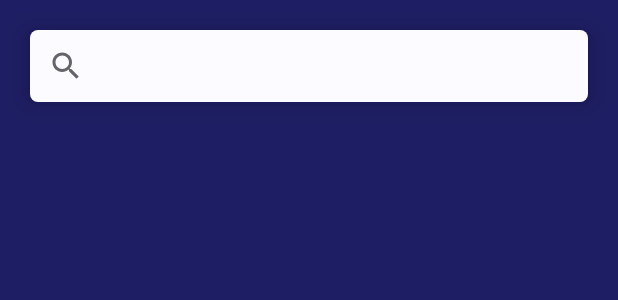
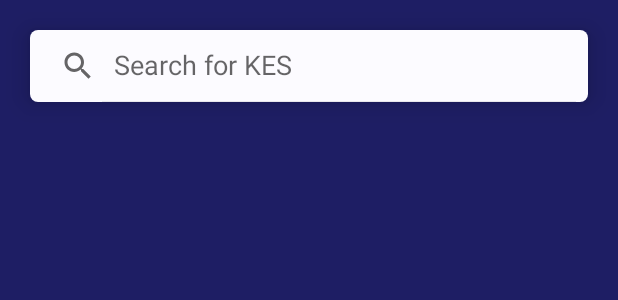
Before and after one commit to benruwel/BadiliPesa, an Android app: the layout activity_related_currencies.xml on its own in the app's theme, with its tools: preview values and no code run, on a phone screen of 412 x 824 dp. Shown: the top 300 px of the screen. Run offline under Robolectric (Android 15) with nearby library versions, the phone set to English and light mode, and no system bars; Roboto replaces fonts that are not available here.

```diff
--- /dev/null
+++ b/app/src/main/res/drawable/error_bg.xml
@@ -0,0 +1,8 @@
+<?xml version="1.0" encoding="utf-8"?>
+<shape xmlns:android="http://schemas.android.com/apk/res/android">
+
+    <solid android:color="@color/errorBgOutline"/>
+    <stroke android:color="@color/errorBg" android:width="2dp"/>
+    <corners android:radius="5dp"/>
+
+</shape>
--- a/app/src/main/res/layout/activity_related_currencies.xml
+++ b/app/src/main/res/layout/activity_related_currencies.xml
@@ -14,54 +14,16 @@
         <androidx.appcompat.widget.SearchView
             android:id="@+id/currencySymbolSearchView"
             android:layout_width="match_parent"
+            android:layout_height="wrap_content"
             android:layout_margin="20dp"
+            android:background="@drawable/white_edit_text"
             android:clickable="true"
-            android:focusableInTouchMode="true"
-            app:queryHint="Search for KES"
             android:elevation="10dp"
-            android:layout_height="wrap_content"
-            android:background="@drawable/white_edit_text"
-            android:focusable="true">
+            android:focusable="true"
+            app:iconifiedByDefault="false"
+            app:queryHint="Search for KES">
 
         </androidx.appcompat.widget.SearchView>
-
-<!--    <androidx.cardview.widget.CardView-->
-<!--        android:layout_width="match_parent"-->
-<!--        android:layout_height="50dp"-->
-<!--        app:cardCornerRadius="10dp"-->
-<!--        app:cardElevation="20dp"-->
-<!--        app:cardBackgroundColor="@color/secondaryLight"-->
-<!--        android:layout_margin="10dp">-->
-<!--        <LinearLayout-->
-<!--            android:layout_width="match_parent"-->
-<!--            android:layout_height="match_parent"-->
-<!--            android:orientation="horizontal"-->
-<!--            android:gravity="center"-->
-<!--            android:padding="10dp">-->
-
-
-
-<!--            <EditText-->
-<!--                android:id="@+id/currencySymbolEditText"-->
-<!--                android:layout_width="wrap_content"-->
-<!--                android:background="@drawable/white_edit_text"-->
-<!--                android:layout_height="wrap_content"-->
-<!--                android:fontFamily="@font/poppins_light"-->
-<!--                android:padding="5dp"-->
-<!--                android:layout_weight="1"-->
-<!--                android:hint="Search for a currency symbol like KES..."-->
-<!--                android:textColor="@color/secondaryDark"-->
-<!--                android:textSize="14sp" />-->
-
-<!--            <ImageView-->
-<!--                android:id="@+id/currencySymbolSearchIcon"-->
-<!--                android:layout_width="30dp"-->
-<!--                android:layout_height="30dp"-->
-<!--                android:src="@drawable/icons8_search_512" />-->
-
-<!--        </LinearLayout>-->
-
-<!--    </androidx.cardview.widget.CardView>-->
 
     <androidx.recyclerview.widget.RecyclerView
         android:paddingTop="1.5dp"
@@ -79,6 +41,7 @@
             android:layout_centerInParent="true"
             android:layout_gravity="center"
             android:layout_margin="16dp"
+            android:textSize="12sp"
             android:background="@drawable/error_bg"
             android:fontFamily="@font/poppins"
             android:gravity="center_horizontal"
--- a/app/src/main/res/values/colors.xml
+++ b/app/src/main/res/values/colors.xml
@@ -7,4 +7,6 @@
     <color name="secondaryLight">#FCFBFF</color>
     <color name="colorAccent">#FCA311</color>
     <color name="colorScrollThumb">#6BFCA311</color>
+    <color name="errorBg">#9D0208</color>
+    <color name="errorBgOutline">#370617</color>
 </resources>
--- /dev/null
+++ b/app/src/main/res/xml/searchable.xml
@@ -0,0 +1,5 @@
+<?xml version="1.0" encoding="utf-8"?>
+<searchable xmlns:android="http://schemas.android.com/apk/res/android"
+    android:label="@string/app_name"
+    android:hint="Search USD" >
+</searchable>
```
Also changed, not shown: app/src/main/java/com/moringa/mambopesa/network/CurrencyExApi.java (+8 -0 lines), app/src/main/java/com/moringa/mambopesa/ui/ConverterActivity.java (+6 -4 lines), app/src/main/java/com/moringa/mambopesa/ui/RelatedCurrenciesListActivity.java (+7 -2 lines), app/src/main/res/layout/activity_converter.xml (+13 -1 lines).
